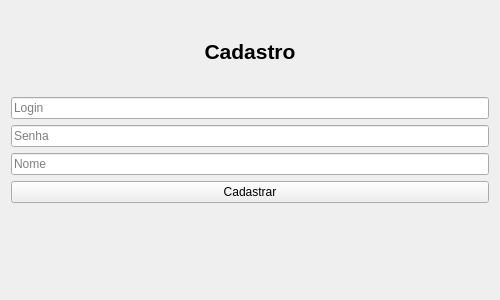
This is ui/cadastro.ui in Zaldef/Project-K as Qt 5 draws it before an edit. The edited form follows.
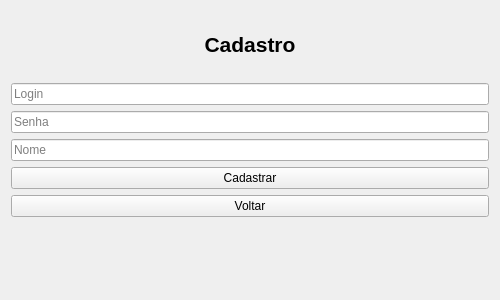
This is the edited form.

Diff of the .ui file:
```diff
--- a/ui/cadastro.ui
+++ b/ui/cadastro.ui
@@ -58,6 +58,13 @@
      </property>
     </widget>
    </item>
+   <item>
+    <widget class="QPushButton" name="botaoVoltar">
+     <property name="text">
+      <string>Voltar</string>
+     </property>
+    </widget>
+   </item>
    <item>
     <widget class="QLabel" name="labelMensagem">
      <property name="text">
```
